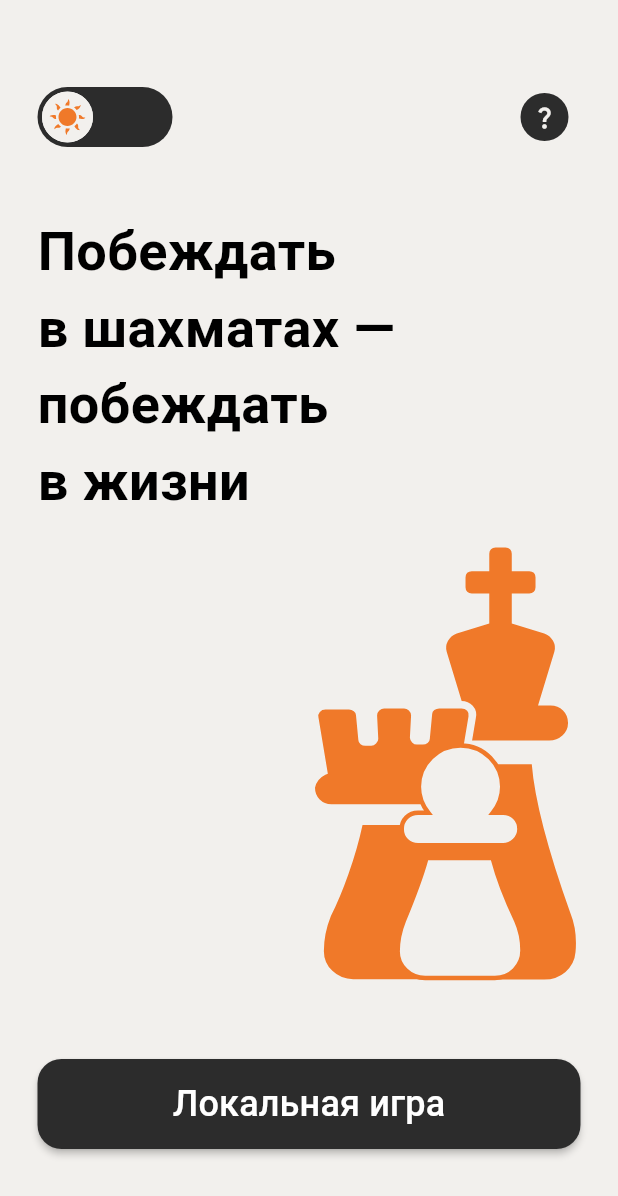
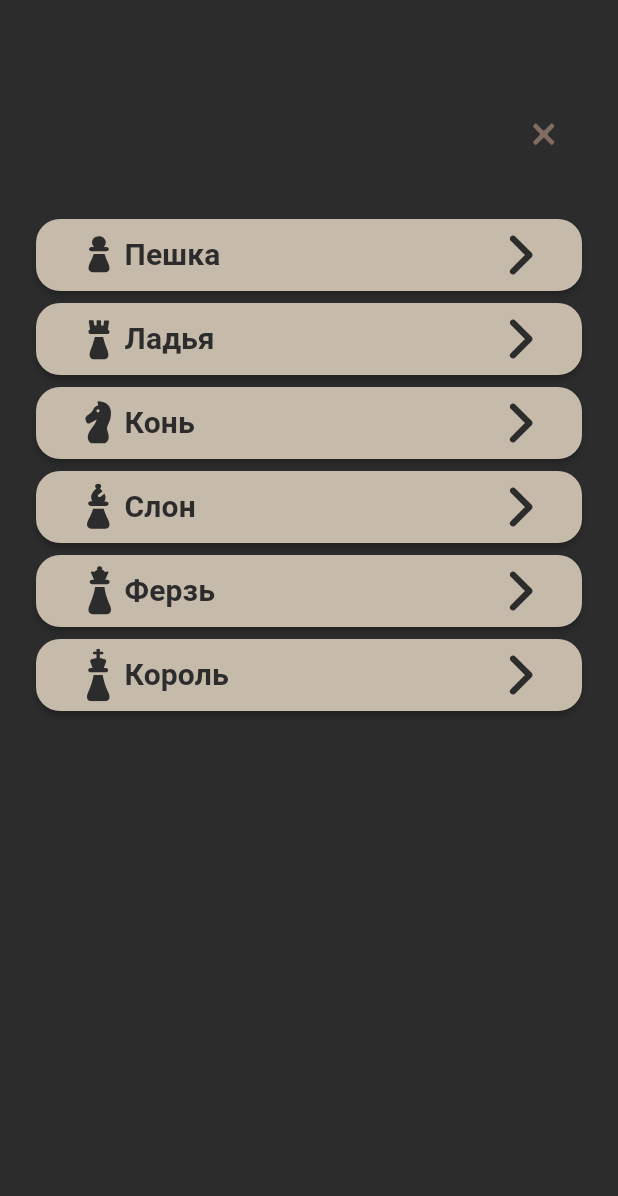
Before and after one commit to Student-Labs-2024/aurora_chess, a Flutter app: the screen it shows after launch, after a tap on the "question mark" icon, on a phone screen of 412 x 824 dp. Shown: the top 1196 px of the screen. Run offline on Flutter 3.47's test engine with Material 3 defaults, Android fonts, the phone set to English and light mode, and no system bars; our stand-ins replace flutter_svg, wheel_chooser.

Commit message:
feat: Создана главная страница справочника. где можно выбрать нужную фигуру

```diff
--- a/lib/theme/theme_data.dart
+++ b/lib/theme/theme_data.dart
@@ -20,7 +20,8 @@ ThemeData lightMode = ThemeData(
     tertiaryContainer: ColorsConst.secondaryColor200,
     surfaceTint: ColorsConst.secondaryColor200,
     inversePrimary: ColorsConst.feedbackColor100,
-    onTertiary: ColorsConst.neutralColor300
+    onTertiary: ColorsConst.neutralColor300,
+    onSurface: ColorsConst.secondaryColor200,
   ),
 );
 
@@ -43,6 +44,7 @@ ThemeData darkMode = ThemeData(
     tertiaryContainer: ColorsConst.secondaryColor100,
     surfaceTint: ColorsConst.secondaryColor300,
     inversePrimary: ColorsConst.primaryColor0,
-    onTertiary: ColorsConst.primaryColor0
+    onTertiary: ColorsConst.primaryColor0,
+    onSurface: ColorsConst.primaryColor0,
   ),
 );
--- /dev/null
+++ b/lib/views/components/app_bar_guide.dart
@@ -0,0 +1,60 @@
+import 'package:flutter/material.dart';
+
+import '../../exports.dart';
+
+class AppBarGuide extends StatelessWidget {
+  const AppBarGuide({
+    super.key,
+    required this.isMainGuide,
+    required this.iconName,
+    required this.iconColor
+  });
+
+  final bool isMainGuide;
+  final String iconName;
+  final Color iconColor;
+
+  @override
+  Widget build(BuildContext context) {
+    const guideHeader = "Справочник";
+    var scheme = Theme.of(context).colorScheme;
+    return Container(
+      margin: const EdgeInsets.only(left: 29, right: 29, top: 66, bottom: 32),
+      child: Row(
+        mainAxisAlignment: MainAxisAlignment.spaceBetween,
+        crossAxisAlignment: CrossAxisAlignment.center,
+        children: [
+          isMainGuide ? const SizedBox(width: 42,) :
+          CustomIconButton(
+            iconName: iconName,
+            color: iconColor,
+            iconSize: 42,
+            onTap: () {
+              Navigator.pop(context);
+            },
+          ),
+          Text(
+            guideHeader,
+            style: TextStyle(
+              color: scheme.surface,
+              fontSize: 20,
+              fontFamily: 'Roboto',
+              fontWeight: FontWeight.w500,
+            ),
+          ),
+          isMainGuide ?
+          CustomIconButton(
+            iconName: iconName,
+            color: iconColor,
+            iconSize: 42,
+            onTap: () {
+              Navigator.pop(context);
+            },
+          ) :
+          const SizedBox(width: 42,),
+        ],
+      ),
+    );
+  }
+
+}
--- /dev/null
+++ b/lib/views/components/guide_chose_piece_button.dart
@@ -0,0 +1,61 @@
+import 'package:flutter/material.dart';
+import 'package:flutter_svg/flutter_svg.dart';
+import 'package:frontend/constants/colors.dart';
+
+class GuideChosePieceButton extends StatelessWidget {
+  const GuideChosePieceButton({
+    super.key,
+    required this.iconName,
+    required this.label,
+    this.onTap
+  });
+
+  final String iconName;
+  final String label;
+  final void Function()? onTap;
+
+  @override
+  Widget build(BuildContext context) {
+    var scheme = Theme.of(context).colorScheme;
+    return Container(
+      margin: const EdgeInsets.only(bottom: 8),
+      child: MaterialButton(
+        shape: RoundedRectangleBorder(
+          borderRadius: BorderRadius.circular(16.0),
+        ),
+        height: 48,
+        minWidth: double.infinity,
+        padding: const EdgeInsets.symmetric(horizontal: 24),
+        color: scheme.secondary,
+        onPressed: onTap,
+        child: Row(
+          mainAxisAlignment: MainAxisAlignment.spaceBetween,
+          children: [
+            Row(
+              children: [
+                SvgPicture.asset(
+                  iconName,
+                  color: scheme.primary,
+                ),
+                Text(
+                  label,
+                  style: TextStyle(
+                    color: scheme.primary,
+                    fontSize: 20,
+                    fontFamily: 'Roboto',
+                    fontWeight: FontWeight.w700,
+                  ),
+                ),
+              ],
+            ),
+            SvgPicture.asset(
+              "assets/images/icons/back_arrow_icon.svg",
+              color: scheme.onPrimaryContainer,
+            ),
+          ],
+        ),
+      ),
+    );
+  }
+
+}
--- /dev/null
+++ b/lib/views/guide/guide.dart
@@ -0,0 +1 @@
+export 'guide_chose_view.dart';
--- /dev/null
+++ b/lib/views/guide/guide_chose_view.dart
@@ -0,0 +1,57 @@
+import 'package:flutter/material.dart';
+
+import '../../exports.dart';
+
+List<String> pieces = ["Пешка", "Ладья", "Конь", "Слон", "Ферзь", "Король"];
+List<String> piecesIcons = [
+  "pawn.svg",
+  "rook.svg",
+  "knight.svg",
+  "bishop.svg",
+  "queen.svg",
+  "king.svg",
+];
+enum Pieces {
+  pawn,
+  rook,
+  knight,
+  bishop,
+  queen,
+  king
+}
+
+class GuideChoseView extends StatelessWidget {
+  const GuideChoseView({super.key});
+  @override
+  Widget build(BuildContext context) {
+    var scheme = Theme.of(context).colorScheme;
+    return Scaffold(
+      body: Column(
+        children: [
+          AppBarGuide(
+            isMainGuide: true,
+            iconName: "assets/images/icons/cancel.svg",
+            iconColor: scheme.onSurface,
+          ),
+          Container(
+            margin: const EdgeInsets.symmetric(horizontal: 24),
+            child: ListView.builder(
+              padding: EdgeInsets.zero,
+              itemCount: pieces.length,
+              scrollDirection: Axis.vertical,
+              shrinkWrap: true,
+              itemBuilder: (BuildContext context, int index) {
+                return GuideChosePieceButton(
+                  iconName: "assets/images/pieces/${piecesIcons[index]}",
+                  label: pieces[index],
+                  onTap: () {},
+                );
+              },
+            ),
+          )
+        ],
+      ),
+    );
+  }
+
+}
--- a/lib/views/main_menu_view.dart
+++ b/lib/views/main_menu_view.dart
@@ -12,7 +12,6 @@ class MainMenuView extends StatefulWidget {
 
 class _MainMenuViewState extends State<MainMenuView> {
 
-  var textStyles = const TextStyles();
   final slogan = "Побеждать\nв шахматах — побеждать\nв жизни";
   final netButton = "Сетевая игра";
   final localButton = "Локальная игра";
@@ -34,8 +33,8 @@ class _MainMenuViewState extends State<MainMenuView> {
       backgroundColor: scheme.background,
       body: ConstrainedBox(
         constraints: BoxConstraints(
-            minWidth: MediaQuery.of(context).size.width,
-            minHeight: MediaQuery.of(context).size.height
+          minWidth: MediaQuery.of(context).size.width,
+          minHeight: MediaQuery.of(context).size.height
         ),
         child: IntrinsicHeight(
           child: Container(
@@ -60,7 +59,14 @@ class _MainMenuViewState extends State<MainMenuView> {
                       height: 32,
                       width: 32,
                       iconSize: 18,
-                      onTap: () {},
+                      onTap: () {
+                        Navigator.push(
+                          context,
+                          MaterialPageRoute(builder: (BuildContext context) {
+                            return const GuideChoseView();
+                          })
+                        );
+                      },
                     ),
                   ],
                 ),
@@ -71,7 +77,12 @@ class _MainMenuViewState extends State<MainMenuView> {
                       margin: const EdgeInsets.only(right: 40),
                       child: Text(
                         slogan,
-                        style: textStyles.title1,
+                        style: TextStyle(
+                          fontSize: 36,
+                          fontStyle: FontStyle.normal,
+                          fontWeight: FontWeight.w600,
+                          color: scheme.primary
+                        ),
                       ),
                     ),
                     Padding(
--- a/lib/views/views.dart
+++ b/lib/views/views.dart
@@ -1,4 +1,5 @@
 export 'components/components.dart';
+export 'guide/guide.dart';
 export 'main_menu_view.dart';
 export 'game_settings_view.dart';
 export 'game_view.dart';
```
Also changed, not shown: assets/images/icons/back_arrow_icon.svg (added), assets/images/icons/right_big_arrow_icon.svg.
